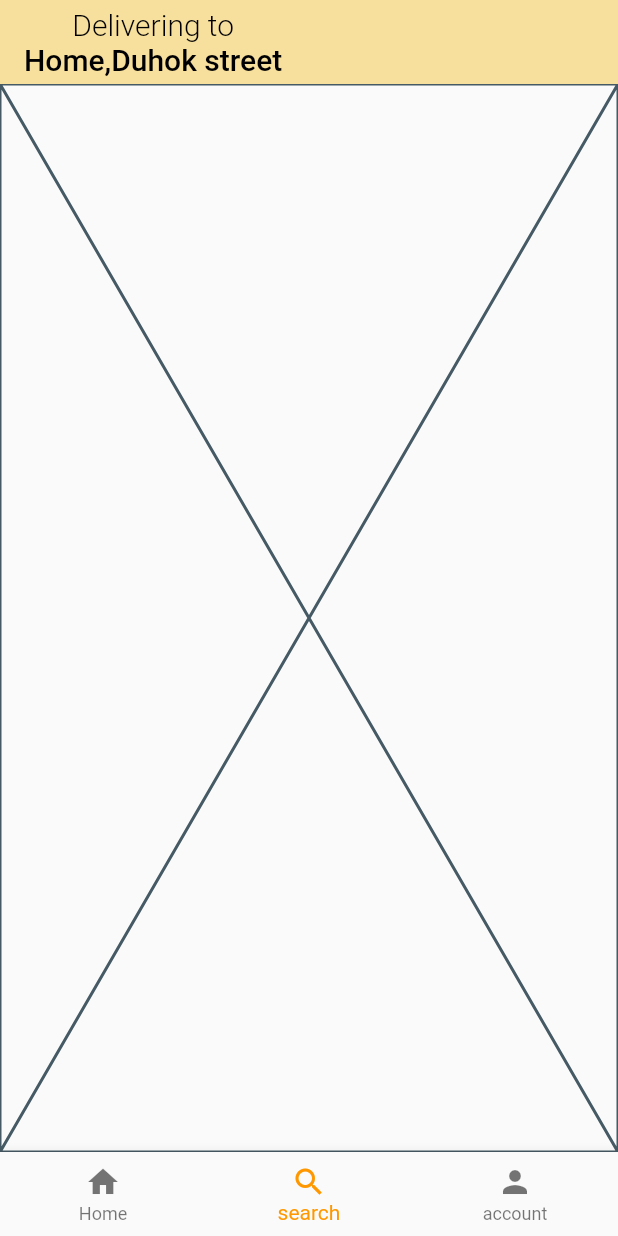
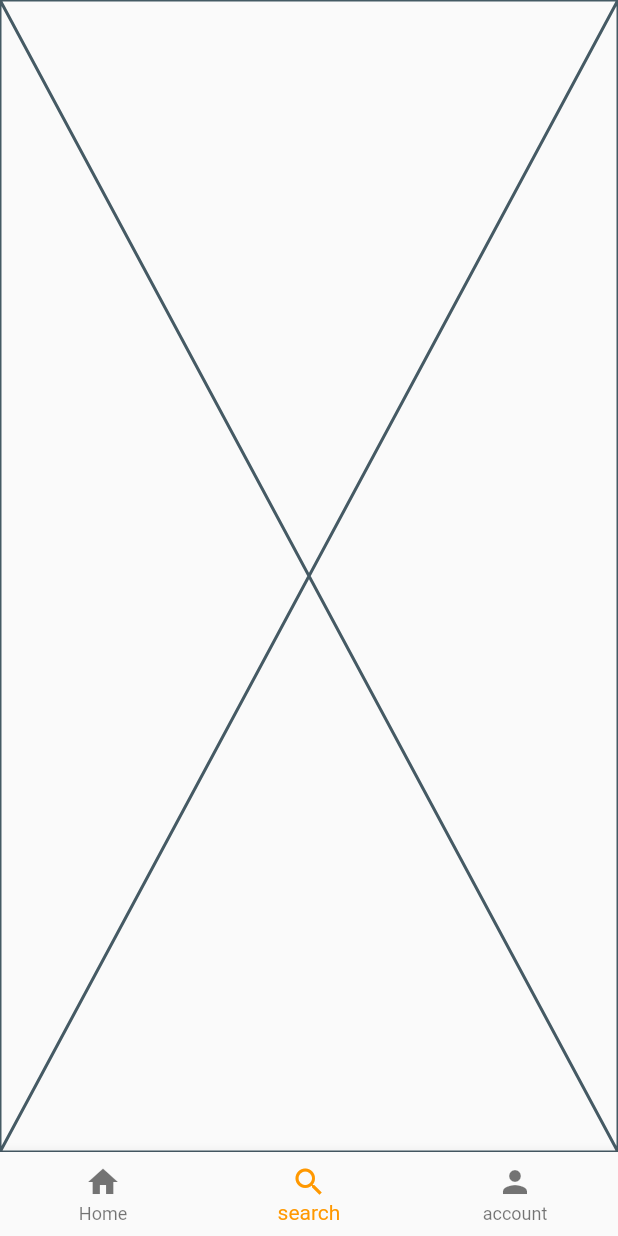
Before and after one commit to nezeek/flutter_talabat_app, a Flutter app: the screen it shows after launch, item 2 of the bottom bar chosen, on a phone screen of 412 x 824 dp. Run offline on Flutter 3.47's test engine with Material 2 defaults, Android fonts, the light colour scheme and no system bars; our stand-ins replace flutter_rating_bar.

Commit message:
some changes

```diff
--- a/lib/main.dart
+++ b/lib/main.dart
@@ -20,7 +20,7 @@ class MyApp extends StatefulWidget {
 class _MyAppState extends State<MyApp> {
   // This widget is the root of your application.
   int myIndex = 0;
-  List<Widget> widgetList = const [
+  List<Widget> widgetList =  [
     MySc(),
     search(),
     Account(),
@@ -32,7 +32,7 @@ class _MyAppState extends State<MyApp> {
         theme: ThemeData(
           primarySwatch: Colors.orange,
         ),
-        home: Scaffold(
+        home: Scaffold(/*
             appBar: AppBar(
               backgroundColor: Color.fromARGB(255, 247, 223, 157),
               elevation: 0,
@@ -49,7 +49,7 @@ class _MyAppState extends State<MyApp> {
                   )
                 ],
               ),
-            ),
+            ),*/
             body: widgetList[myIndex],
             bottomNavigationBar: BottomNavigationBar(
                 onTap: (index) {
```
